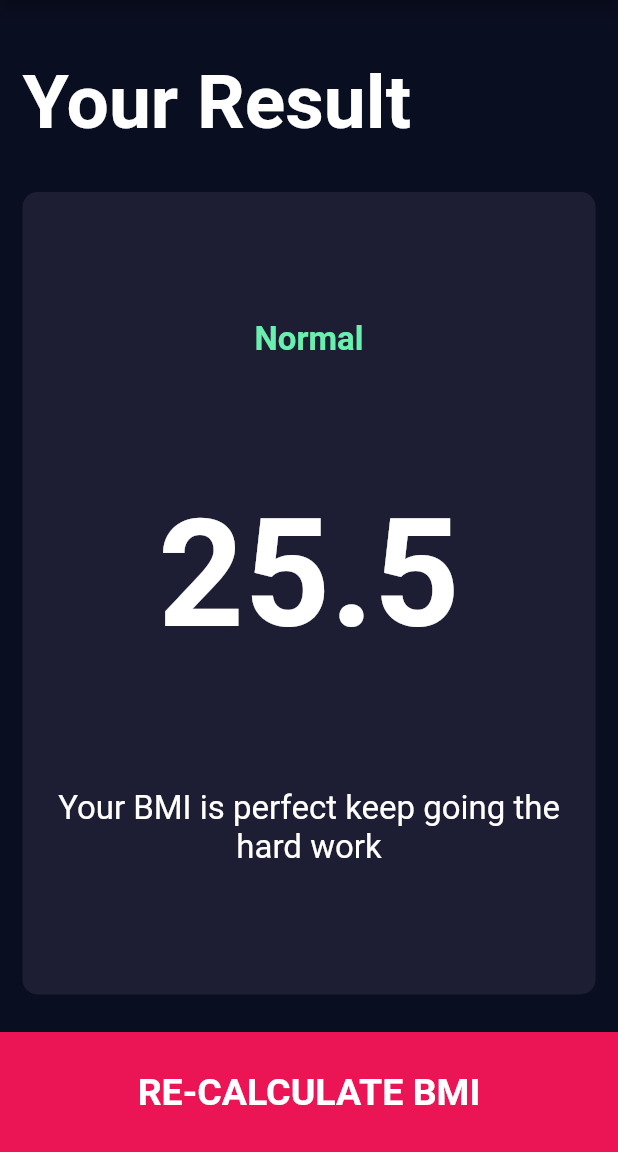
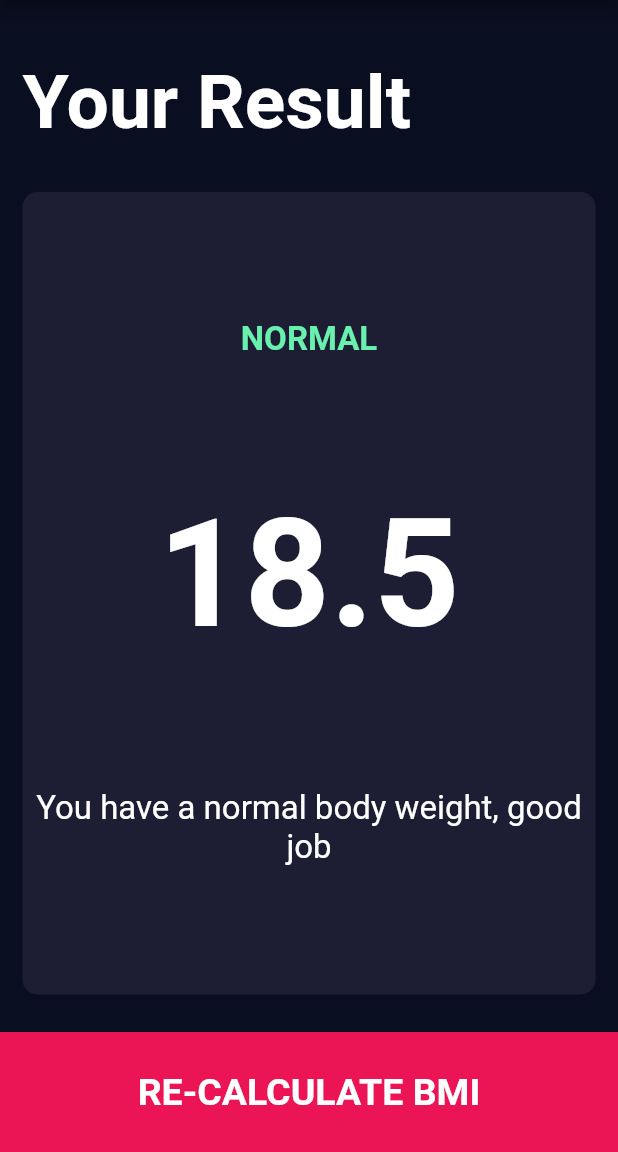
Before and after one commit to MichaelTheBestProgrammerInTheWorld/bmi_calculator_flutter, a Flutter app: the screen it shows after launch, after a tap on "CALCULATE", on a phone screen of 412 x 824 dp, the part 84-1236 px from its top. Run offline on Flutter 3.47's test engine with Material 2 defaults, Android fonts, the phone set to English and light mode, and no system bars; our stand-ins replace font_awesome_flutter; missing offline and left inert: dart:ffi.

Commit message:
Calculator model and string manipulation

```diff
--- /dev/null
+++ b/lib/calculator_page.dart
@@ -0,0 +1,35 @@
+import 'dart:math';
+
+class CalculatorBrain {
+  final int height;
+  final int weight;
+
+  CalculatorBrain(this.height, this.weight);
+
+  double _bmi = 0.0;
+
+  String calculateBMI() {
+    _bmi = weight / pow(height / 100, 2);
+    return _bmi.toStringAsFixed(1);
+  }
+
+  String getResult() {
+    if (_bmi >= 25) {
+      return 'OVERWEIGHT';
+    } else if (_bmi > 18.5) {
+      return 'NORMAL';
+    } else {
+      return 'UNDERWEIGHT';
+    }
+  }
+
+  String getInterpretation() {
+    if (_bmi >= 25) {
+      return 'You have a higher than normal body weight, try to exercise more';
+    } else if (_bmi > 18.5) {
+      return 'You have a normal body weight, good job';
+    } else {
+      return 'You have a lower than normal body weight, you can eat a bit more';
+    }
+  }
+}
--- a/lib/input_page.dart
+++ b/lib/input_page.dart
@@ -1,5 +1,6 @@
 import 'dart:ffi';
 
+import 'package:bmi_calculator_flutter/calculator_page.dart';
 import 'package:bmi_calculator_flutter/results_page.dart';
 import 'package:bmi_calculator_flutter/reusable_card.dart';
 import 'package:flutter/material.dart';
@@ -207,8 +208,15 @@ class _InputPageState extends State<InputPage> {
             )),
             GestureDetector(
               onTap: () {
-                Navigator.push(context,
-                    MaterialPageRoute(builder: (context) => ResultsPage()));
+                CalculatorBrain calc = CalculatorBrain(height, weight);
+                Navigator.push(
+                    context,
+                    MaterialPageRoute(
+                        builder: (context) => ResultsPage(
+                              bmiResult: calc.calculateBMI(),
+                              resultText: calc.getResult(),
+                              interpretation: calc.getInterpretation(),
+                            )));
               },
               child: Container(
                 child: Center(
--- a/lib/results_page.dart
+++ b/lib/results_page.dart
@@ -3,7 +3,15 @@ import 'package:bmi_calculator_flutter/reusable_card.dart';
 import 'package:flutter/material.dart';
 
 class ResultsPage extends StatelessWidget {
-  const ResultsPage({Key? key}) : super(key: key);
+  final String bmiResult;
+  final String resultText;
+  final String interpretation;
+
+  const ResultsPage(
+      {super.key,
+      required this.bmiResult,
+      required this.resultText,
+      required this.interpretation});
 
   @override
   Widget build(BuildContext context) {
@@ -34,15 +42,15 @@ class ResultsPage extends StatelessWidget {
                   crossAxisAlignment: CrossAxisAlignment.center,
                   children: [
                     Text(
-                      'Normal',
+                      resultText.toUpperCase(),
                       style: kResultTextStyle,
                     ),
                     Text(
-                      '25.5',
+                      bmiResult,
                       style: kBMITextStyle,
                     ),
                     Text(
-                      'Your BMI is perfect keep going the hard work',
+                      interpretation,
                       style: kBodyTextStyle,
                       textAlign: TextAlign.center,
                     ),
```
